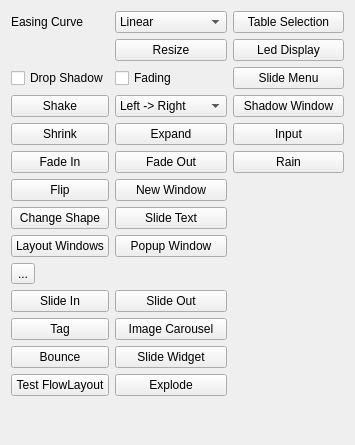
First picture: the form in widget.ui, repository kimtaikee/resizeAnimation, before the edit.
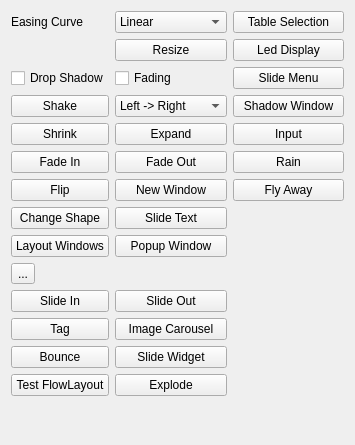
Second picture: the form after the edit. Custom widgets are drawn as their Qt base class.

Commit message: add fly-away animation

What changed in the file:
```diff
--- a/widget.ui
+++ b/widget.ui
@@ -495,6 +495,13 @@
        </property>
       </widget>
      </item>
+     <item row="6" column="2">
+      <widget class="QPushButton" name="flyAwayButton">
+       <property name="text">
+        <string>Fly Away</string>
+       </property>
+      </widget>
+     </item>
     </layout>
    </item>
   </layout>
```
The commit also changes 6 other files.
